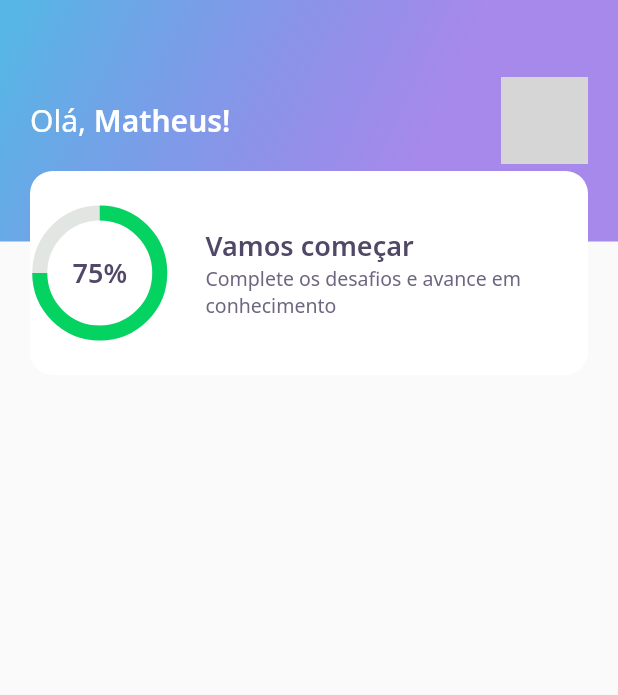
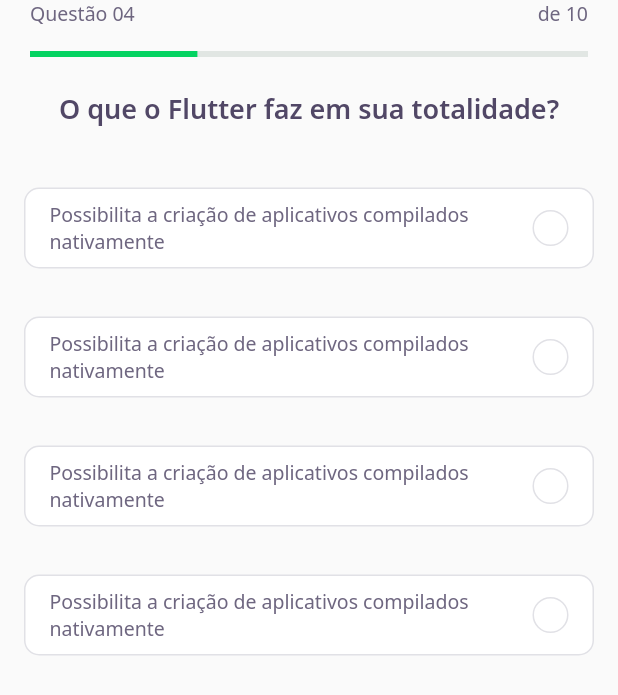
Before and after one commit to MatheusDomingues/devquiz, a Flutter app: the screen it shows after launch, on a phone screen of 412 x 824 dp. Shown: the top 695 px of the screen. Run offline on Flutter 3.47's test engine with Material 2 defaults, Android fonts, the phone set to English and light mode, and no system bars; our stand-ins replace google_fonts; grey boxes are pictures that could not be loaded.

Commit message:
Quiz page added

```diff
--- /dev/null
+++ b/lib/challenge/challenge_page.dart
@@ -0,0 +1,28 @@
+import 'package:devquiz/challenge/widgets/question_indicator/question_indicator_widget.dart';
+import 'package:devquiz/challenge/widgets/quiz/quiz.widget.dart';
+import 'package:flutter/material.dart';
+
+class ChallengePage extends StatefulWidget {
+  ChallengePage({Key? key}) : super(key: key);
+
+  @override
+  _ChallengePageState createState() => _ChallengePageState();
+}
+
+class _ChallengePageState extends State<ChallengePage> {
+  @override
+  Widget build(BuildContext context) {
+    return Scaffold(
+      appBar: PreferredSize(
+        preferredSize: Size.fromHeight(60),
+        child: SafeArea(
+          top: true,
+          child: QuestionIndicatorWidget(),
+        ),
+      ),
+      body: QuizWidget(
+        title: "O que o Flutter faz em sua totalidade?",
+      ),
+    );
+  }
+}
--- /dev/null
+++ b/lib/challenge/widgets/answer/answer.widget.dart
@@ -0,0 +1,82 @@
+import 'package:devquiz/core/core.dart';
+import 'package:flutter/material.dart';
+
+class AnswerWidget extends StatelessWidget {
+  final String title;
+  final bool isRight;
+  final bool isSelected;
+  const AnswerWidget({
+    Key? key,
+    required this.title,
+    this.isRight = false,
+    this.isSelected = false,
+  }) : super(key: key);
+
+  Color get _selectedColorRight =>
+      isRight ? AppColors.darkGreen : AppColors.darkRed;
+
+  Color get _selectedBorderRight =>
+      isRight ? AppColors.lightGreen : AppColors.lightRed;
+
+  Color get _selectedColorCardRight =>
+      isRight ? AppColors.lightGreen : AppColors.lightRed;
+
+  Color get _selectedBorderCardRight =>
+      isRight ? AppColors.green : AppColors.red;
+
+  TextStyle get _selectedTextStyleRight =>
+      isRight ? AppTextStyles.bodyDarkGreen : AppTextStyles.bodyDarkRed;
+
+  IconData get _selectedIconRight => isRight ? Icons.check : Icons.close;
+
+  @override
+  Widget build(BuildContext context) {
+    return Padding(
+      padding: const EdgeInsets.all(16),
+      child: Container(
+        padding: EdgeInsets.symmetric(horizontal: 16, vertical: 8),
+        decoration: BoxDecoration(
+          color: isSelected ? _selectedColorCardRight : AppColors.white,
+          borderRadius: BorderRadius.circular(10),
+          border: Border.fromBorderSide(
+            BorderSide(
+                color:
+                    isSelected ? _selectedBorderCardRight : AppColors.border),
+          ),
+        ),
+        child: Row(
+          mainAxisAlignment: MainAxisAlignment.spaceBetween,
+          children: [
+            Expanded(
+              child: Text(
+                title,
+                style:
+                    isSelected ? _selectedTextStyleRight : AppTextStyles.body,
+              ),
+            ),
+            Container(
+              height: 24,
+              width: 24,
+              decoration: BoxDecoration(
+                color: isSelected ? _selectedColorRight : AppColors.white,
+                borderRadius: BorderRadius.circular(500),
+                border: Border.fromBorderSide(
+                  BorderSide(
+                    color: isSelected ? _selectedBorderRight : AppColors.border,
+                  ),
+                ),
+              ),
+              child: isSelected
+                  ? Icon(
+                      Icons.check,
+                      size: 16,
+                      color: Colors.white,
+                    )
+                  : null,
+            ),
+          ],
+        ),
+      ),
+    );
+  }
+}
--- /dev/null
+++ b/lib/challenge/widgets/question_indicator/question_indicator_widget.dart
@@ -0,0 +1,37 @@
+import 'package:devquiz/core/app_text_styles.dart';
+import 'package:devquiz/shared/widgets/progress_indicator/progress_indicator_widget.dart';
+import 'package:flutter/material.dart';
+
+class QuestionIndicatorWidget extends StatelessWidget {
+  const QuestionIndicatorWidget({Key? key}) : super(key: key);
+
+  @override
+  Widget build(BuildContext context) {
+    return Container(
+      padding: const EdgeInsets.symmetric(horizontal: 20),
+      child: Column(
+        children: [
+          Row(
+            mainAxisAlignment: MainAxisAlignment.spaceBetween,
+            children: [
+              Text(
+                "Questão 04",
+                style: AppTextStyles.body,
+              ),
+              Text(
+                "de 10",
+                style: AppTextStyles.body,
+              ),
+            ],
+          ),
+          SizedBox(
+            height: 16,
+          ),
+          ProgressIndicatorWidget(
+            value: 0.7,
+          ),
+        ],
+      ),
+    );
+  }
+}
--- /dev/null
+++ b/lib/challenge/widgets/quiz/quiz.widget.dart
@@ -0,0 +1,41 @@
+import 'package:devquiz/challenge/widgets/answer/answer.widget.dart';
+import 'package:devquiz/core/app_text_styles.dart';
+import 'package:flutter/material.dart';
+
+class QuizWidget extends StatelessWidget {
+  final String title;
+  const QuizWidget({Key? key, required this.title}) : super(key: key);
+
+  @override
+  Widget build(BuildContext context) {
+    return Container(
+      child: Column(
+        children: [
+          Text(
+            title,
+            style: AppTextStyles.heading,
+          ),
+          SizedBox(
+            height: 24,
+          ),
+          AnswerWidget(
+            title:
+                "Possibilita a criação de aplicativos compilados nativamente",
+          ),
+          AnswerWidget(
+            title:
+                "Possibilita a criação de aplicativos compilados nativamente",
+          ),
+          AnswerWidget(
+            title:
+                "Possibilita a criação de aplicativos compilados nativamente",
+          ),
+          AnswerWidget(
+            title:
+                "Possibilita a criação de aplicativos compilados nativamente",
+          ),
+        ],
+      ),
+    );
+  }
+}
--- a/lib/core/app_widget.dart
+++ b/lib/core/app_widget.dart
@@ -1,9 +1,10 @@
+import 'package:devquiz/challenge/challenge_page.dart';
 import 'package:devquiz/home/home_page.dart';
 import 'package:flutter/material.dart';
 
 class AppWidget extends StatelessWidget {
   @override
   Widget build(BuildContext context) {
-    return MaterialApp(title: "DevQuiz", home: HomePage());
+    return MaterialApp(title: "DevQuiz", home: ChallengePage());
   }
 }
--- a/lib/home/widgets/score_card/score_card_widget.dart
+++ b/lib/home/widgets/score_card/score_card_widget.dart
@@ -15,6 +15,8 @@ class ScoreCardWidget extends StatelessWidget {
           color: AppColors.white,
           borderRadius: BorderRadius.circular(15),
         ),
+        child: Padding(
+          padding: const EdgeInsets.symmetric(horizontal: 24),
           child: Row(
             crossAxisAlignment: CrossAxisAlignment.center,
             children: [
@@ -45,6 +47,7 @@ class ScoreCardWidget extends StatelessWidget {
             ],
           ),
         ),
+      ),
     );
   }
 }
--- /dev/null
+++ b/lib/shared/widgets/progress_indicator/progress_indicator_widget.dart
@@ -0,0 +1,17 @@
+import 'package:devquiz/core/core.dart';
+import 'package:flutter/material.dart';
+
+class ProgressIndicatorWidget extends StatelessWidget {
+  final double value;
+  const ProgressIndicatorWidget({Key? key, required this.value})
+      : super(key: key);
+
+  @override
+  Widget build(BuildContext context) {
+    return LinearProgressIndicator(
+      value: 0.3,
+      backgroundColor: AppColors.chartSecondary,
+      valueColor: AlwaysStoppedAnimation<Color>(AppColors.chartPrimary),
+    );
+  }
+}
```
Also changed, not shown: lib/home/home_page.dart (+44 -0 lines), lib/home/widgets/level_button/level_button_widget.dart (added, +60 -0 lines), lib/home/widgets/quizcard/quiz_card_widget.dart (added, +56 -0 lines). Lines whose indentation alone changed are shown as unchanged.
